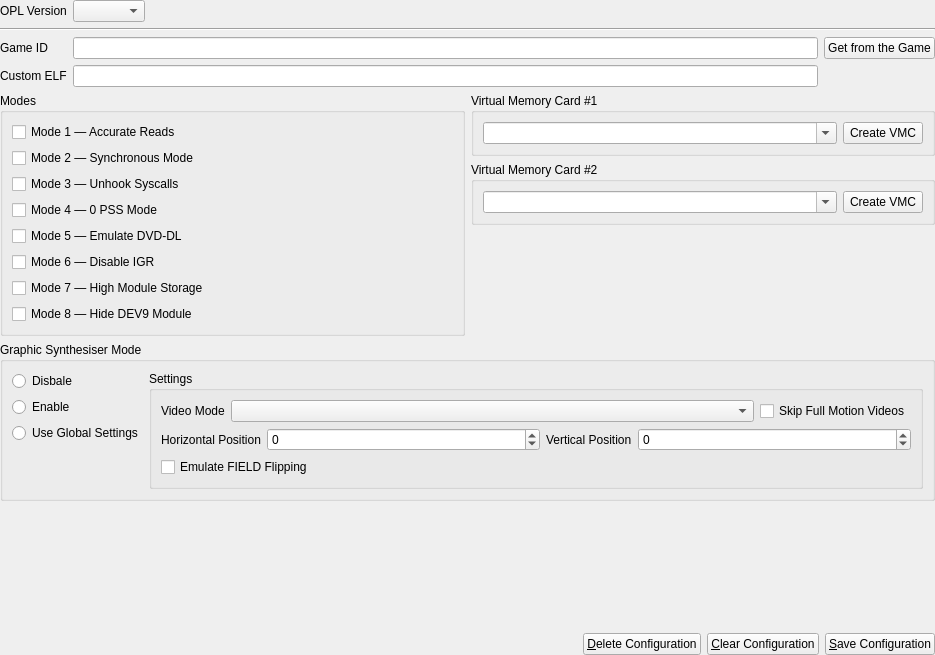
brainstream/OPL-PC-Tools, file src/OplPcTools/UI/GameConfigWidget.ui: the form before one commit.
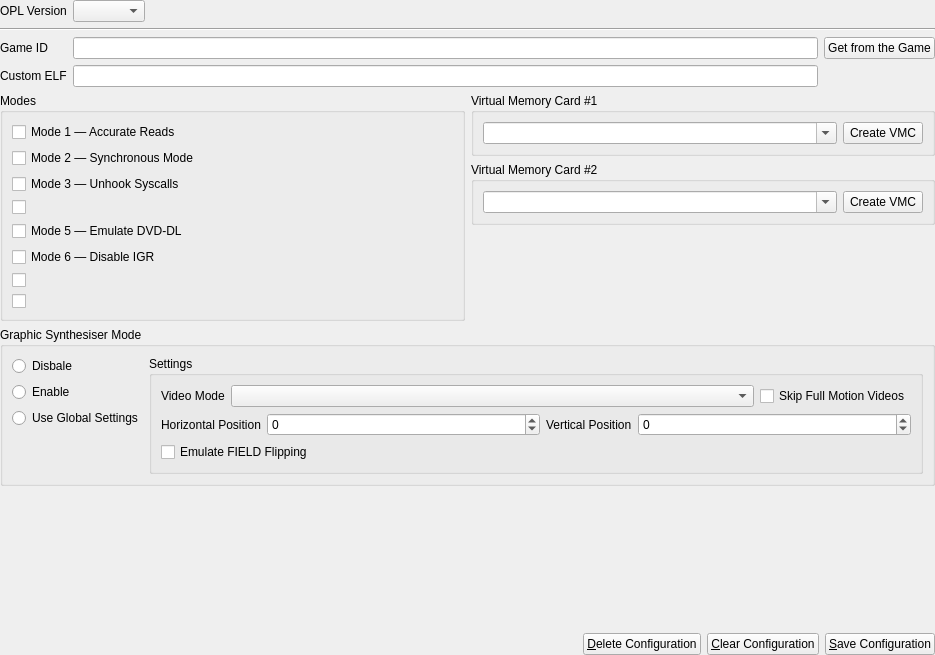
The form after the commit. Icons and pictures are not drawn.

What changed in the file:
```diff
--- a/src/OplPcTools/UI/GameConfigWidget.ui
+++ b/src/OplPcTools/UI/GameConfigWidget.ui
@@ -135,7 +135,7 @@
         <item>
          <widget class="QCheckBox" name="mp_checkbox_mode_4">
           <property name="text">
-           <string>Mode 4 ― 0 PSS Mode</string>
+           <string/>
           </property>
          </widget>
         </item>
@@ -156,14 +156,14 @@
         <item>
          <widget class="QCheckBox" name="mp_checkbox_mode_7">
           <property name="text">
-           <string>Mode 7 ― High Module Storage</string>
+           <string/>
           </property>
          </widget>
         </item>
         <item>
          <widget class="QCheckBox" name="mp_checkbox_mode_8">
           <property name="text">
-           <string>Mode 8 ― Hide DEV9 Module</string>
+           <string/>
           </property>
          </widget>
         </item>
```
